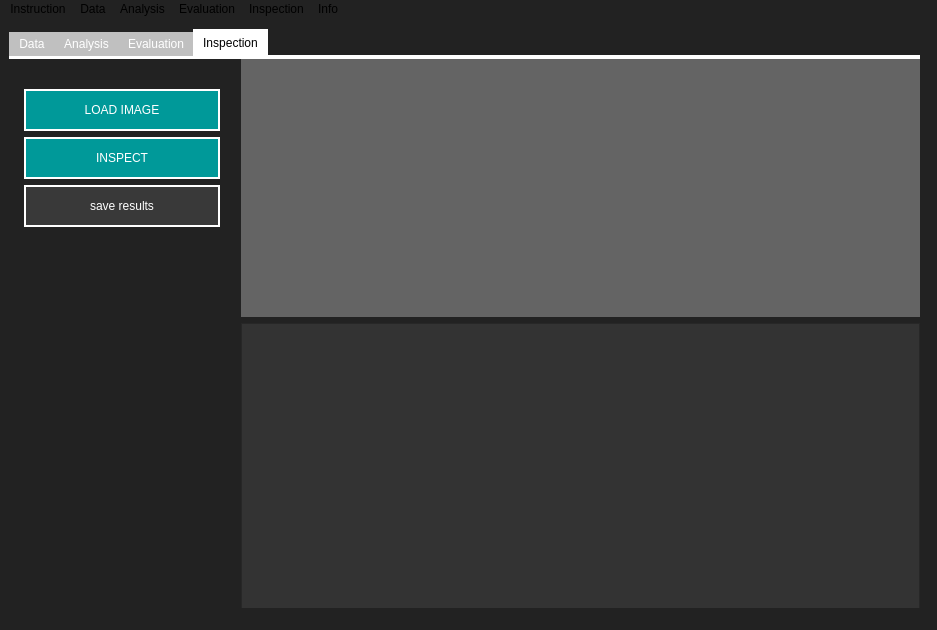
Above: design/pridentifier.ui from resa89/pridentifier before the change. Below: the same form after it.
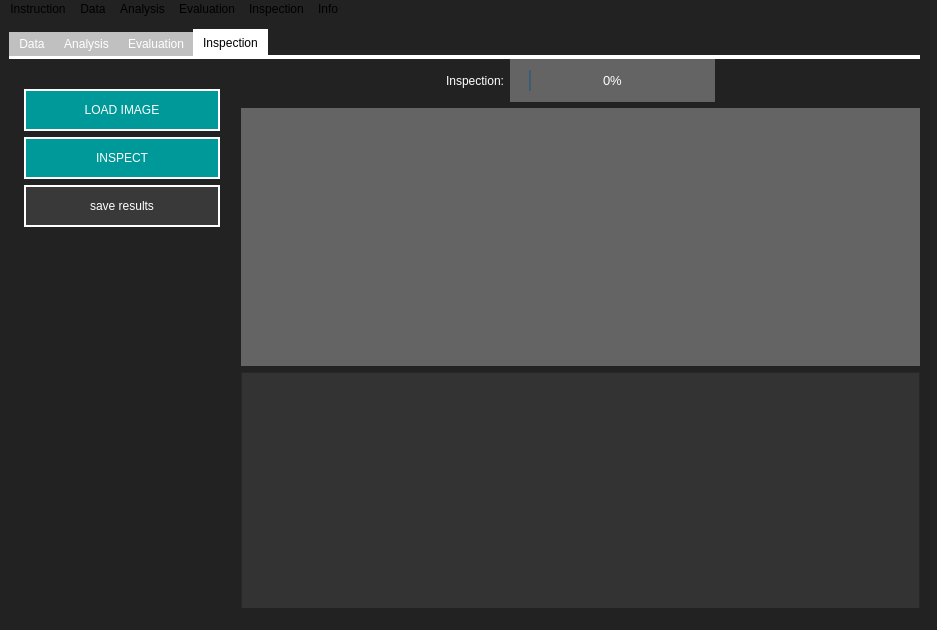
That is the form after the change. The open tabs and pages were chosen to show the change.

Commit message: devel: Add progress bar to evaluation and inspection and add signal and slots for it

The edit to the form file:
```diff
--- a/design/pridentifier.ui
+++ b/design/pridentifier.ui
@@ -1021,6 +1021,74 @@
           </item>
           <item>
            <layout class="QVBoxLayout" name="verticalLayout_9">
+            <item>
+             <layout class="QHBoxLayout" name="horizontalLayout_9">
+              <item>
+               <spacer name="horizontalSpacer_6">
+                <property name="orientation">
+                 <enum>Qt::Horizontal</enum>
+                </property>
+                <property name="sizeHint" stdset="0">
+                 <size>
+                  <width>40</width>
+                  <height>20</height>
+                 </size>
+                </property>
+               </spacer>
+              </item>
+              <item>
+               <widget class="QLabel" name="label_5">
+                <property name="styleSheet">
+                 <string notr="true">color: #fff;
+font: 12pt &quot;Helvetica&quot;;</string>
+                </property>
+                <property name="text">
+                 <string>Inspection:</string>
+                </property>
+               </widget>
+              </item>
+              <item>
+               <widget class="QProgressBar" name="progressBar_inspection">
+                <property name="styleSheet">
+                 <string notr="true">QProgressBar {
+    background-color: #333333;
+    color: #fff;
+	text-align: center;
+	padding: 10px 20px 10px 20px;
+
+    background-color: #646464;
+    
+    font-size: 14pt;
+	max-width: 250px;
+    gridline-color: #fffff8;
+    font-size: 10pt;
+	border: 0px solid #fffff8;
+    background-color: #646464;
+    }
+
+
+</string>
+                </property>
+                <property name="value">
+                 <number>0</number>
+                </property>
+               </widget>
+              </item>
+              <item>
+               <spacer name="horizontalSpacer_5">
+                <property name="orientation">
+                 <enum>Qt::Horizontal</enum>
+                </property>
+                <property name="sizeHint" stdset="0">
+                 <size>
+                  <width>40</width>
+                  <height>20</height>
+                 </size>
+                </property>
+               </spacer>
+              </item>
+             </layout>
+            </item>
             <item>
              <widget class="QLabel" name="label_inspection">
               <property name="styleSheet">
```
Left out of the diff: 71 changed lines with no effect on the pictures. The commit also changes 4 other files.
